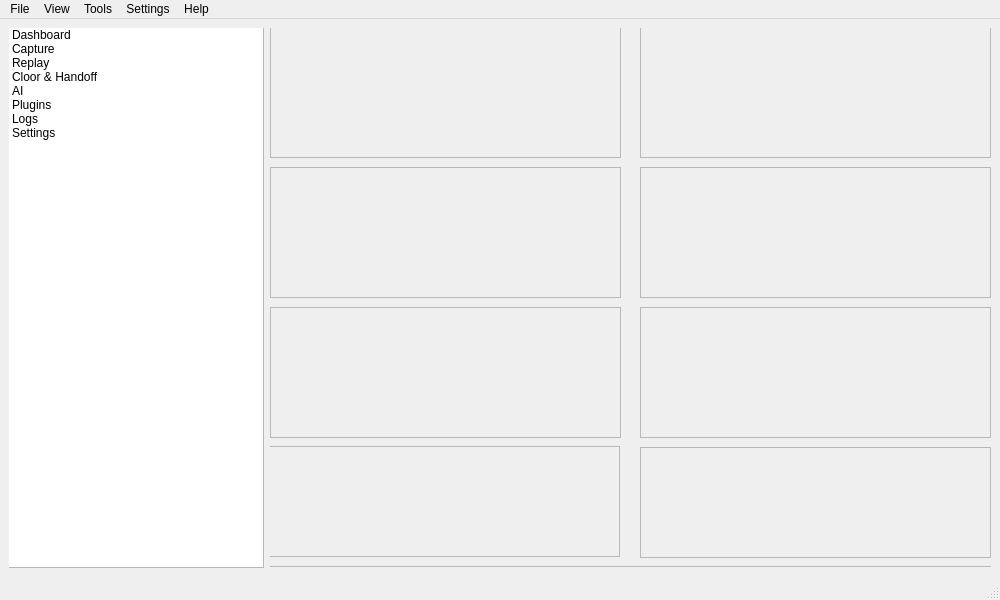
Before: the Qt Designer form src/trivox_conductor/ui/qt/source/main_window.ui in trivox-io/trivox-conductor, drawn with Qt 5.
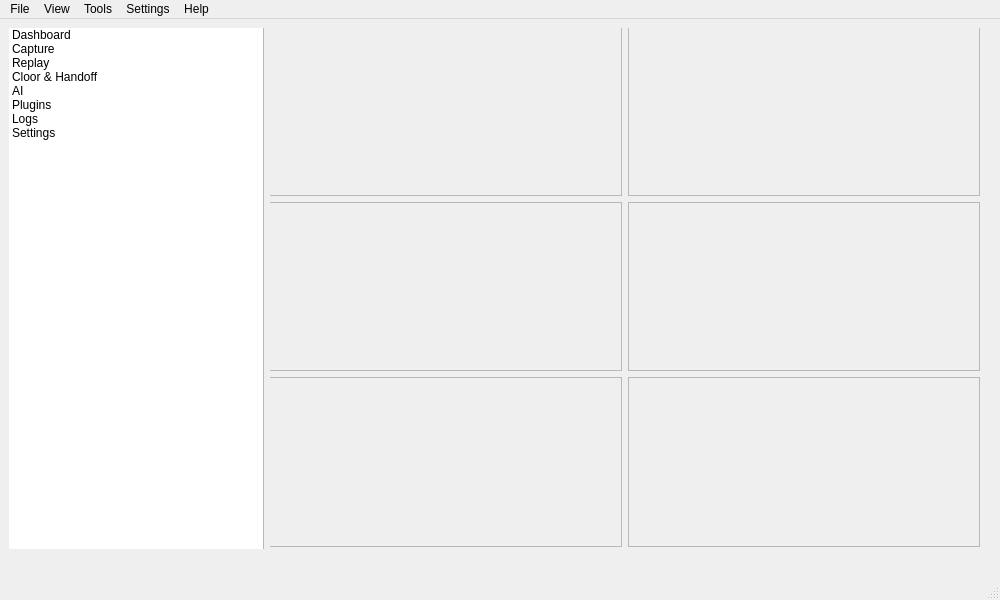
After: the same form once the commit is applied.

```diff
--- a/src/trivox_conductor/ui/qt/source/main_window.ui
+++ b/src/trivox_conductor/ui/qt/source/main_window.ui
@@ -14,8 +14,15 @@
    <string>MainWindow</string>
   </property>
   <widget class="QWidget" name="centralwidget">
-   <layout class="QGridLayout" name="gridLayout_3">
-    <item row="0" column="0">
+   <widget class="QWidget" name="">
+    <property name="geometry">
+     <rect>
+      <x>9</x>
+      <y>9</y>
+      <width>971</width>
+      <height>521</height>
+     </rect>
+    </property>
      <layout class="QVBoxLayout" name="mainV">
       <property name="sizeConstraint">
        <enum>QLayout::SizeConstraint::SetDefaultConstraint</enum>
@@ -100,31 +107,18 @@
                  <height>539</height>
                 </rect>
                </property>
-               <widget class="QFrame" name="quick_actions">
+              <widget class="QWidget" name="gridLayoutWidget">
                 <property name="geometry">
                  <rect>
-                  <x>0</x>
-                  <y>0</y>
-                  <width>351</width>
-                  <height>131</height>
-                 </rect>
-                </property>
-                <property name="frameShape">
-                 <enum>QFrame::Shape::StyledPanel</enum>
-                </property>
-                <property name="frameShadow">
-                 <enum>QFrame::Shadow::Raised</enum>
-                </property>
-               </widget>
+                 <x>-1</x>
+                 <y>-1</y>
+                 <width>711</width>
+                 <height>521</height>
+                </rect>
+               </property>
+               <layout class="QGridLayout" name="gridLayout">
+                <item row="0" column="1">
                <widget class="QFrame" name="recorder_and_session">
-                <property name="geometry">
-                 <rect>
-                  <x>370</x>
-                  <y>0</y>
-                  <width>351</width>
-                  <height>131</height>
-                 </rect>
-                </property>
                 <property name="frameShape">
                  <enum>QFrame::Shape::StyledPanel</enum>
                 </property>
@@ -132,15 +126,9 @@
                  <enum>QFrame::Shadow::Raised</enum>
                 </property>
                </widget>
+                </item>
+                <item row="1" column="0">
                <widget class="QFrame" name="replay_watch">
-                <property name="geometry">
-                 <rect>
-                  <x>0</x>
-                  <y>140</y>
-                  <width>351</width>
-                  <height>131</height>
-                 </rect>
-                </property>
                 <property name="frameShape">
                  <enum>QFrame::Shape::StyledPanel</enum>
                 </property>
@@ -148,15 +136,9 @@
                  <enum>QFrame::Shadow::Raised</enum>
                 </property>
                </widget>
-               <widget class="QFrame" name="pipeline_queue">
-                <property name="geometry">
-                 <rect>
-                  <x>370</x>
-                  <y>140</y>
-                  <width>351</width>
-                  <height>131</height>
-                 </rect>
-                </property>
+                </item>
+                <item row="0" column="0">
+                 <widget class="QFrame" name="quick_actions">
                 <property name="frameShape">
                  <enum>QFrame::Shape::StyledPanel</enum>
                 </property>
@@ -164,15 +146,19 @@
                  <enum>QFrame::Shadow::Raised</enum>
                 </property>
                </widget>
+                </item>
+                <item row="2" column="0">
                <widget class="QFrame" name="recent_outputs">
-                <property name="geometry">
-                 <rect>
-                  <x>0</x>
-                  <y>280</y>
-                  <width>351</width>
-                  <height>131</height>
-                 </rect>
-                </property>
+                  <property name="frameShape">
+                   <enum>QFrame::Shape::StyledPanel</enum>
+                  </property>
+                  <property name="frameShadow">
+                   <enum>QFrame::Shadow::Raised</enum>
+                  </property>
+                 </widget>
+                </item>
+                <item row="1" column="1">
+                 <widget class="QFrame" name="pipeline_queue">
                 <property name="frameShape">
                  <enum>QFrame::Shape::StyledPanel</enum>
                 </property>
@@ -180,15 +166,9 @@
                  <enum>QFrame::Shadow::Raised</enum>
                 </property>
                </widget>
+                </item>
+                <item row="2" column="1">
                <widget class="QFrame" name="system_health">
-                <property name="geometry">
-                 <rect>
-                  <x>370</x>
-                  <y>280</y>
-                  <width>351</width>
-                  <height>131</height>
-                 </rect>
-                </property>
                 <property name="frameShape">
                  <enum>QFrame::Shape::StyledPanel</enum>
                 </property>
@@ -196,37 +176,8 @@
                  <enum>QFrame::Shadow::Raised</enum>
                 </property>
                </widget>
-               <widget class="QFrame" name="notifications">
-                <property name="geometry">
-                 <rect>
-                  <x>-1</x>
-                  <y>419</y>
-                  <width>351</width>
-                  <height>111</height>
-                 </rect>
-                </property>
-                <property name="frameShape">
-                 <enum>QFrame::Shape::StyledPanel</enum>
-                </property>
-                <property name="frameShadow">
-                 <enum>QFrame::Shadow::Raised</enum>
-                </property>
-               </widget>
-               <widget class="QFrame" name="log_glance">
-                <property name="geometry">
-                 <rect>
-                  <x>370</x>
-                  <y>420</y>
-                  <width>351</width>
-                  <height>111</height>
-                 </rect>
-                </property>
-                <property name="frameShape">
-                 <enum>QFrame::Shape::StyledPanel</enum>
-                </property>
-                <property name="frameShadow">
-                 <enum>QFrame::Shadow::Raised</enum>
-                </property>
+                </item>
+               </layout>
                </widget>
               </widget>
              </widget>
@@ -245,8 +196,7 @@
        </widget>
       </item>
      </layout>
-    </item>
-   </layout>
+   </widget>
   </widget>
   <widget class="QMenuBar" name="menubar">
    <property name="geometry">
```
Lines whose indentation alone changed are shown as unchanged.
